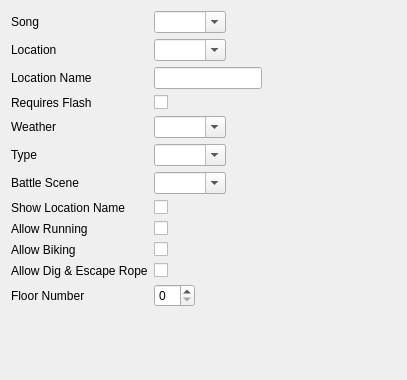
Above: forms/mapheaderform.ui from huderlem/porymap before the change. Below: the same form after it.
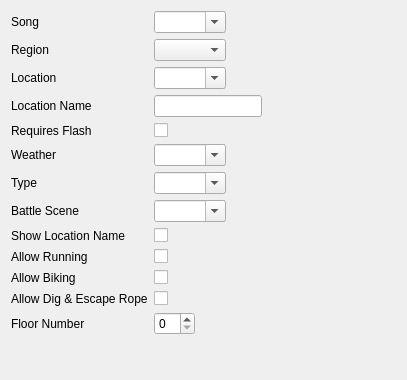
That is the form after the change. Custom widgets are drawn as their Qt base class.

Commit message: Added expansion multi-region support

```diff
--- a/forms/mapheaderform.ui
+++ b/forms/mapheaderform.ui
@@ -40,14 +40,14 @@
      </property>
     </widget>
    </item>
-   <item row="1" column="0">
+   <item row="2" column="0">
     <widget class="QLabel" name="label_Location">
      <property name="text">
       <string>Location</string>
      </property>
     </widget>
    </item>
-   <item row="1" column="1">
+   <item row="2" column="1">
     <widget class="NoScrollComboBox" name="comboBox_Location">
      <property name="toolTip">
       <string>&lt;html&gt;&lt;head/&gt;&lt;body&gt;&lt;p&gt;The section of the region map which the map is grouped under. This also determines the name of the map that is displayed when the player enters it.&lt;/p&gt;&lt;/body&gt;&lt;/html&gt;</string>
@@ -60,14 +60,14 @@
      </property>
     </widget>
    </item>
-   <item row="3" column="0">
+   <item row="6" column="0">
     <widget class="QLabel" name="label_RequiresFlash">
      <property name="text">
       <string>Requires Flash</string>
      </property>
     </widget>
    </item>
-   <item row="3" column="1">
+   <item row="6" column="1">
     <widget class="QCheckBox" name="checkBox_RequiresFlash">
      <property name="toolTip">
       <string>&lt;html&gt;&lt;head/&gt;&lt;body&gt;&lt;p&gt;If checked, the player will need to use Flash to see fully on this map.&lt;/p&gt;&lt;/body&gt;&lt;/html&gt;</string>
@@ -77,14 +77,14 @@
      </property>
     </widget>
    </item>
-   <item row="4" column="0">
+   <item row="7" column="0">
     <widget class="QLabel" name="label_Weather">
      <property name="text">
       <string>Weather</string>
      </property>
     </widget>
    </item>
-   <item row="4" column="1">
+   <item row="7" column="1">
     <widget class="NoScrollComboBox" name="comboBox_Weather">
      <property name="toolTip">
       <string>&lt;html&gt;&lt;head/&gt;&lt;body&gt;&lt;p&gt;The default weather on this map.&lt;/p&gt;&lt;/body&gt;&lt;/html&gt;</string>
@@ -97,14 +97,14 @@
      </property>
     </widget>
    </item>
-   <item row="5" column="0">
+   <item row="8" column="0">
     <widget class="QLabel" name="label_Type">
      <property name="text">
       <string>Type</string>
      </property>
     </widget>
    </item>
-   <item row="5" column="1">
+   <item row="8" column="1">
     <widget class="NoScrollComboBox" name="comboBox_Type">
      <property name="toolTip">
       <string>&lt;html&gt;&lt;head/&gt;&lt;body&gt;&lt;p&gt;The map type is a general attribute, which is used for many different things. For example, underground type maps will have a special transition effect when the player enters/exits the map.&lt;/p&gt;&lt;/body&gt;&lt;/html&gt;</string>
@@ -117,14 +117,14 @@
      </property>
     </widget>
    </item>
-   <item row="6" column="0">
+   <item row="9" column="0">
     <widget class="QLabel" name="label_BattleScene">
      <property name="text">
       <string>Battle Scene</string>
      </property>
     </widget>
    </item>
-   <item row="6" column="1">
+   <item row="9" column="1">
     <widget class="NoScrollComboBox" name="comboBox_BattleScene">
      <property name="toolTip">
       <string>&lt;html&gt;&lt;head/&gt;&lt;body&gt;&lt;p&gt;This field is used to help determine what graphics to use in the background of battles on this map.&lt;/p&gt;&lt;/body&gt;&lt;/html&gt;</string>
@@ -137,14 +137,14 @@
      </property>
     </widget>
    </item>
-   <item row="7" column="0">
+   <item row="10" column="0">
     <widget class="QLabel" name="label_ShowLocationName">
      <property name="text">
       <string>Show Location Name</string>
      </property>
     </widget>
    </item>
-   <item row="7" column="1">
+   <item row="10" column="1">
     <widget class="QCheckBox" name="checkBox_ShowLocationName">
      <property name="toolTip">
       <string>&lt;html&gt;&lt;head/&gt;&lt;body&gt;&lt;p&gt;If checked, a map name popup will appear when the player enters this map. The name that appears on this popup depends on the Location field.&lt;/p&gt;&lt;/body&gt;&lt;/html&gt;</string>
@@ -154,14 +154,14 @@
      </property>
     </widget>
    </item>
-   <item row="8" column="0">
+   <item row="11" column="0">
     <widget class="QLabel" name="label_AllowRunning">
      <property name="text">
       <string>Allow Running</string>
      </property>
     </widget>
    </item>
-   <item row="8" column="1">
+   <item row="11" column="1">
     <widget class="QCheckBox" name="checkBox_AllowRunning">
      <property name="toolTip">
       <string>&lt;html&gt;&lt;head/&gt;&lt;body&gt;&lt;p&gt;If checked, the player will be allowed to run on this map.&lt;/p&gt;&lt;/body&gt;&lt;/html&gt;</string>
@@ -171,14 +171,14 @@
      </property>
     </widget>
    </item>
-   <item row="9" column="0">
+   <item row="12" column="0">
     <widget class="QLabel" name="label_AllowBiking">
      <property name="text">
       <string>Allow Biking</string>
      </property>
     </widget>
    </item>
-   <item row="9" column="1">
+   <item row="12" column="1">
     <widget class="QCheckBox" name="checkBox_AllowBiking">
      <property name="toolTip">
       <string>&lt;html&gt;&lt;head/&gt;&lt;body&gt;&lt;p&gt;If checked, the player will be allowed to get on their bike on this map.&lt;/p&gt;&lt;/body&gt;&lt;/html&gt;</string>
@@ -188,14 +188,14 @@
      </property>
     </widget>
    </item>
-   <item row="10" column="0">
+   <item row="13" column="0">
     <widget class="QLabel" name="label_AllowEscaping">
      <property name="text">
       <string>Allow Dig &amp; Escape Rope</string>
      </property>
     </widget>
    </item>
-   <item row="10" column="1">
+   <item row="13" column="1">
     <widget class="QCheckBox" name="checkBox_AllowEscaping">
      <property name="toolTip">
       <string>&lt;html&gt;&lt;head/&gt;&lt;body&gt;&lt;p&gt;If checked, the player will be allowed to use Dig or Escape Rope on this map.&lt;/p&gt;&lt;/body&gt;&lt;/html&gt;</string>
@@ -205,34 +205,44 @@
      </property>
     </widget>
    </item>
-   <item row="11" column="0">
+   <item row="14" column="0">
     <widget class="QLabel" name="label_FloorNumber">
      <property name="text">
       <string>Floor Number</string>
      </property>
     </widget>
    </item>
-   <item row="11" column="1">
+   <item row="14" column="1">
     <widget class="NoScrollSpinBox" name="spinBox_FloorNumber">
      <property name="toolTip">
       <string>&lt;html&gt;&lt;head/&gt;&lt;body&gt;&lt;p&gt;Floor number to be used for maps with elevators.&lt;/p&gt;&lt;/body&gt;&lt;/html&gt;</string>
      </property>
     </widget>
    </item>
-   <item row="2" column="0">
+   <item row="4" column="0">
     <widget class="QLabel" name="label_LocationName">
      <property name="text">
       <string>Location Name</string>
      </property>
     </widget>
    </item>
-   <item row="2" column="1">
+   <item row="4" column="1">
     <widget class="QLineEdit" name="lineEdit_LocationName">
      <property name="toolTip">
       <string>&lt;html&gt;&lt;head/&gt;&lt;body&gt;&lt;p&gt;The name that will be displayed in-game for this Location. This name will be shared with any other map that has the same Location.&lt;/p&gt;&lt;/body&gt;&lt;/html&gt;</string>
      </property>
     </widget>
    </item>
+   <item row="1" column="0">
+    <widget class="QLabel" name="label_Region">
+     <property name="text">
+      <string>Region</string>
+     </property>
+    </widget>
+   </item>
+   <item row="1" column="1">
+    <widget class="NoScrollComboBox" name="comboBox_Region"/>
+   </item>
   </layout>
  </widget>
  <customwidgets>
```
The commit also changes 11 other files.
